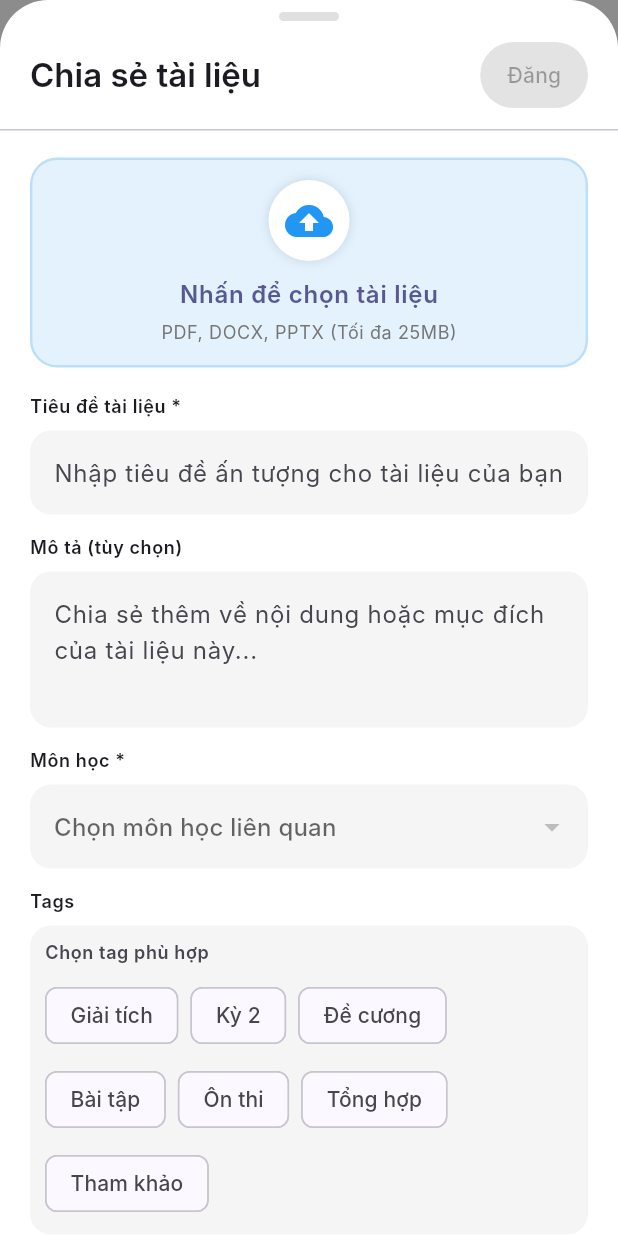
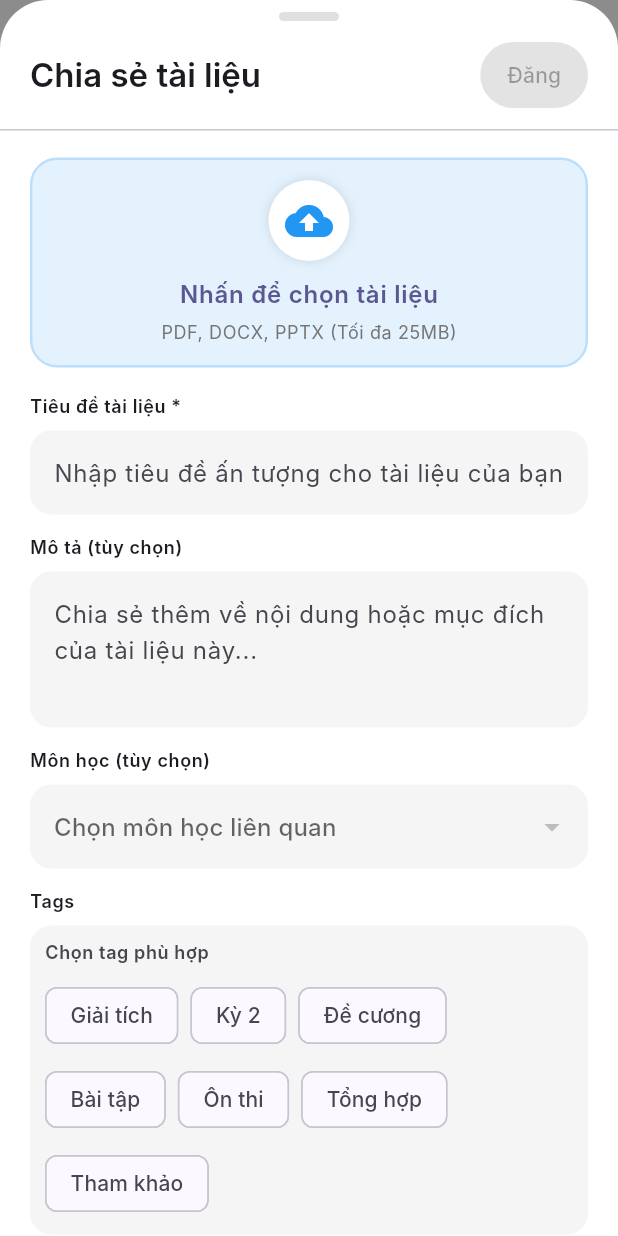
Before and after one commit to TranDinhVo/Learnex, a Flutter app: the AddDocumentScreen screen opened directly, on a phone screen of 412 x 824 dp. Run offline on Flutter 3.47's test engine with Material 3 defaults, Android fonts, the phone set to English and light mode, and no system bars; our stand-ins replace dio, file_picker, firebase_core, firebase_messaging, flutter_bloc, flutter_secure_storage and 3 more; missing offline and left inert: flutter_webrtc; accounts and stored records are empty; network calls fail; Roboto replaces fonts that are missing (Inter).

Commit message:
fix: make subject optional again and remove hardcoded formulas from document viewer

```diff
--- a/mobile/lib/features/folder/presentation/screens/add_document_screen.dart
+++ b/mobile/lib/features/folder/presentation/screens/add_document_screen.dart
@@ -36,8 +36,7 @@ class _AddDocumentScreenState extends State<AddDocumentScreen> {
 
   bool get _canUpload {
     return _pickedFile != null &&
-        _titleCtrl.text.trim().isNotEmpty &&
-        _subject != null;
+        _titleCtrl.text.trim().isNotEmpty;
   }
 
   @override
@@ -342,7 +341,7 @@ class _AddDocumentScreenState extends State<AddDocumentScreen> {
                               const SizedBox(height: 14),
                               // Subject
                               Text(
-                                'Môn học *',
+                                'Môn học (tùy chọn)',
                                 style: theme.textTheme.bodySmall?.copyWith(
                                   fontWeight: FontWeight.w600,
                                 ),
```
Also changed, not shown: mobile/lib/features/folder/presentation/screens/document_viewer_screen.dart (+29 -13 lines).
